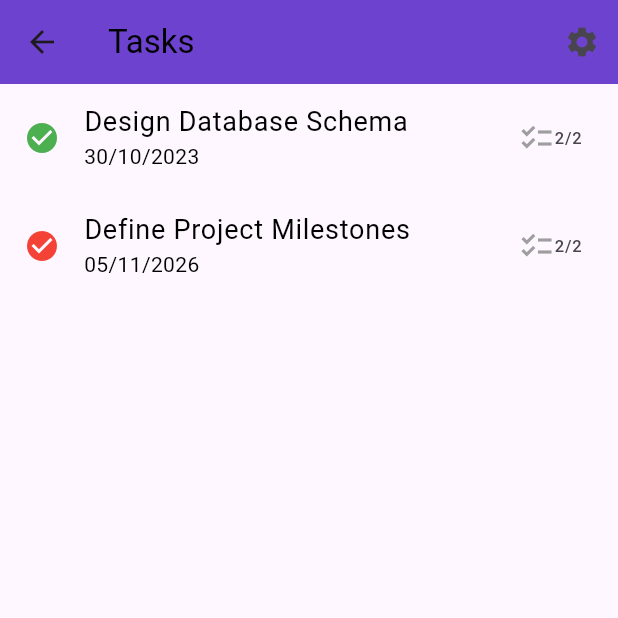
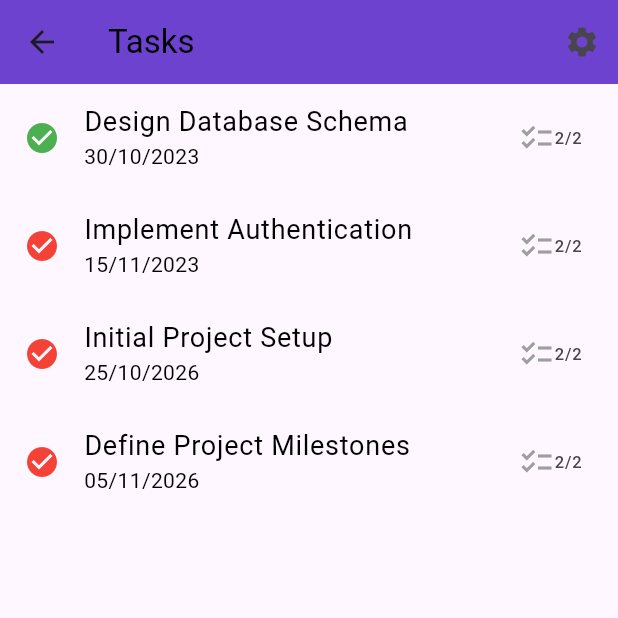
Before and after one commit to oumayma-tray/pfe, a Flutter app: the PlanningDetails screen opened directly, on a phone screen of 412 x 824 dp, the top half of it. Run offline on Flutter 3.47's test engine with Material 3 defaults, Android fonts, the phone set to English and light mode, and no system bars; our stand-ins replace audioplayers, camera, email_validator, file_picker, google_fonts, image_picker and 3 more; missing offline and left inert: flutter_sound.

Commit message:
planification list

```diff
--- a/front_end/mobile_app/lib/project management/gestion de projet/listeProjet.dart
+++ b/front_end/mobile_app/lib/project management/gestion de projet/listeProjet.dart
@@ -110,7 +110,7 @@ class ListeProjet {
           name: 'Implement Authentication',
           dueDate: '15/11/2023',
           isCompleted: false,
-          assignedTo: 'haroun',
+          assignedTo: 'oumayma',
           subtasks: [
             Subtask(name: 'Create ER Diagram', isCompleted: true),
             Subtask(name: 'Define Relations', isCompleted: true),
@@ -130,7 +130,7 @@ class ListeProjet {
           name: 'Initial Project Setup',
           dueDate: '25/10/2026',
           isCompleted: false,
-          assignedTo: 'aya',
+          assignedTo: 'oumayma',
           subtasks: [
             Subtask(name: 'Create ER Diagram', isCompleted: true),
             Subtask(name: 'Define Relations', isCompleted: true),
```
